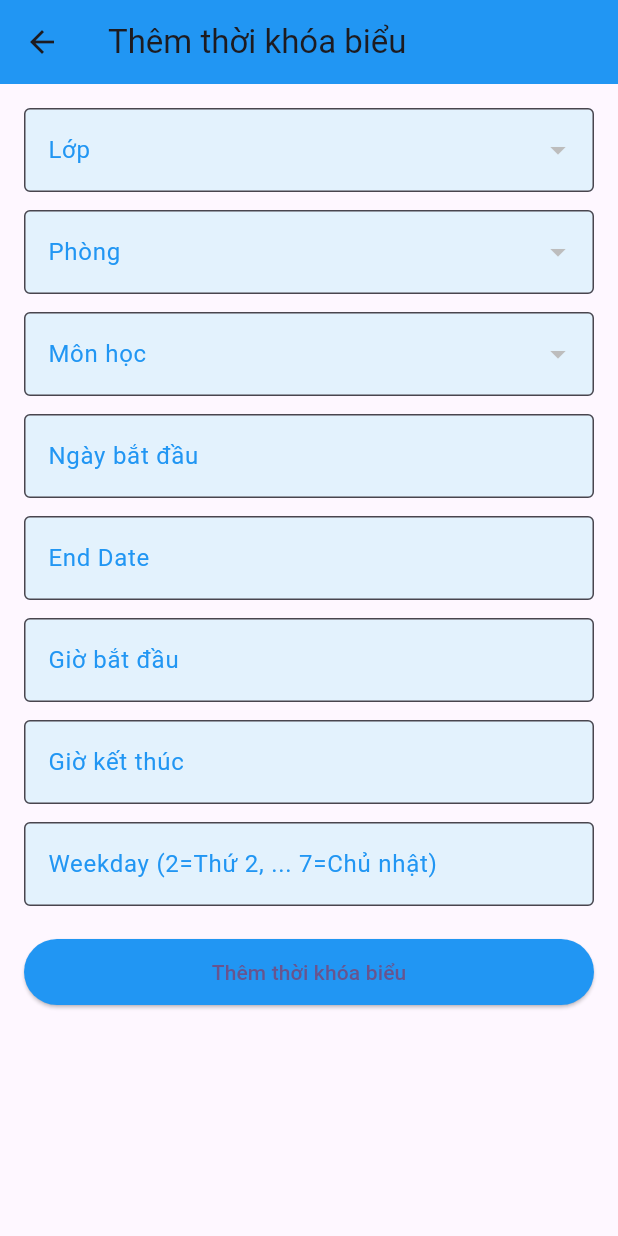
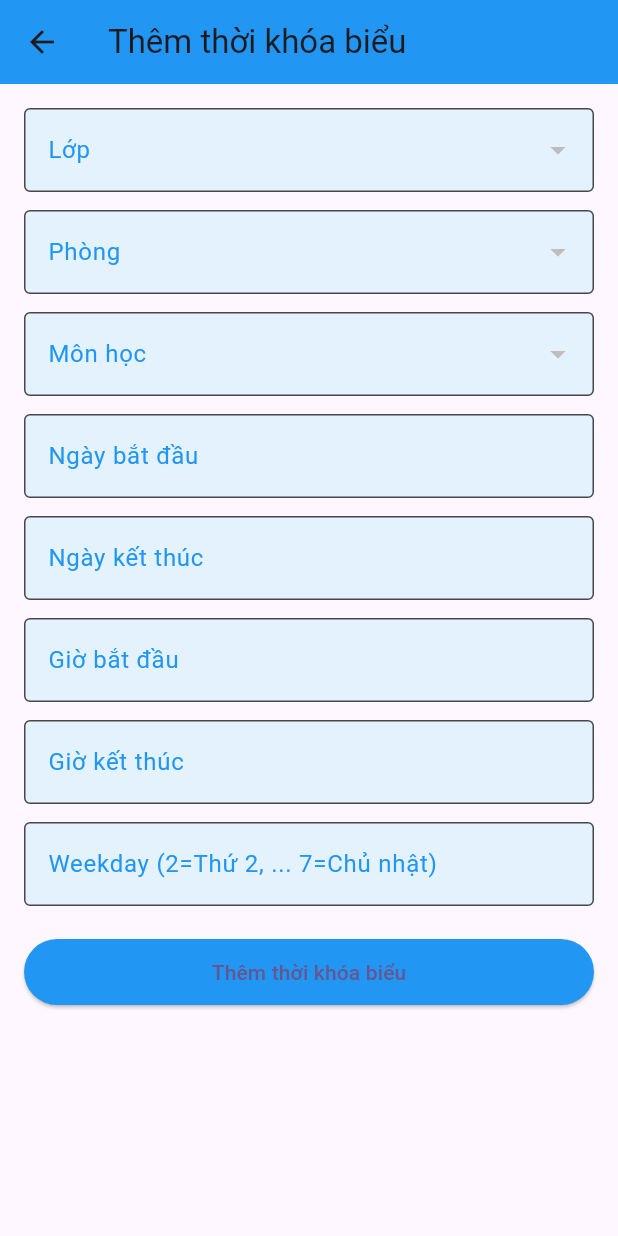
Before and after one commit to peach2003/AppScheduleFlutter, a Flutter app: the ScheduleForm screen opened directly, on a phone screen of 412 x 824 dp. Run offline on Flutter 3.47's test engine with Material 3 defaults, Android fonts, the phone set to English and light mode, and no system bars; our stand-ins replace firebase_auth, firebase_core, firebase_database, firebase_storage, flutter_svg, geolocator and 6 more; accounts and stored records are empty; project files that could hold a hidden picture were left out.

Commit message:
done language
fix language

```diff
--- a/app_schedule_flutter/lib/Admin/ScheduleForm.dart
+++ b/app_schedule_flutter/lib/Admin/ScheduleForm.dart
@@ -204,7 +204,7 @@ class _ScheduleFormState extends State<ScheduleForm> {
               TextFormField(
                 controller: _dayendController,
                 decoration: InputDecoration(
-                  labelText: "End Date",
+                  labelText: "Ngày kết thúc",
                   labelStyle: TextStyle(color: Colors.blue),
                   filled: true,
                   fillColor: Colors.blue.shade50,
```
